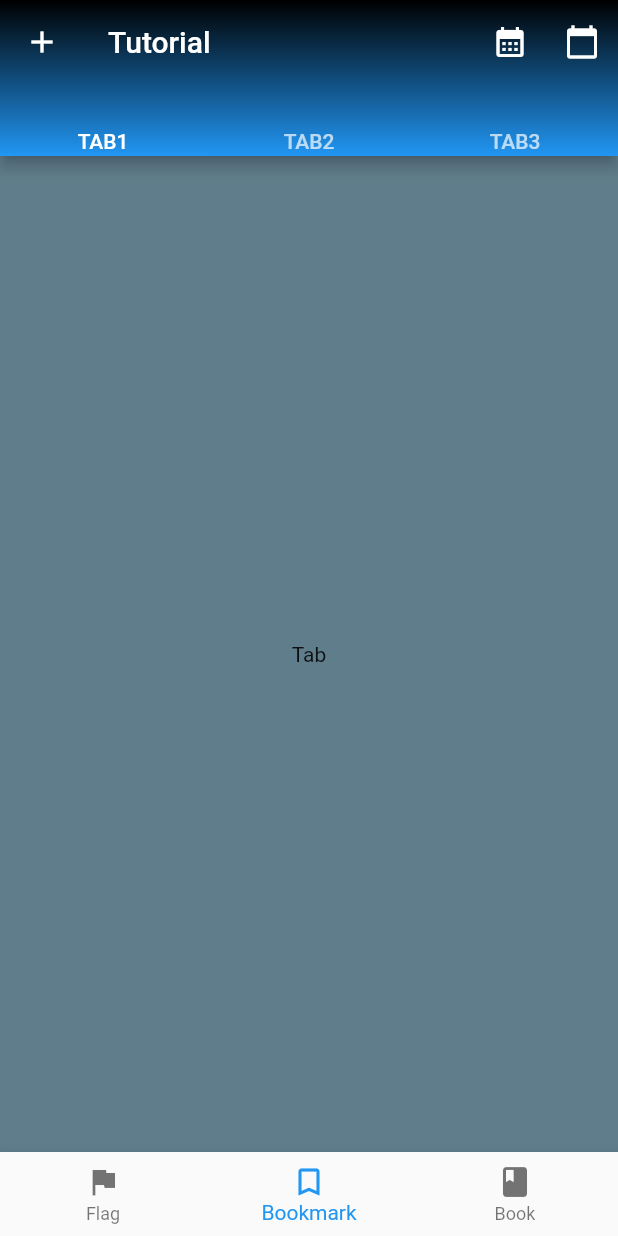
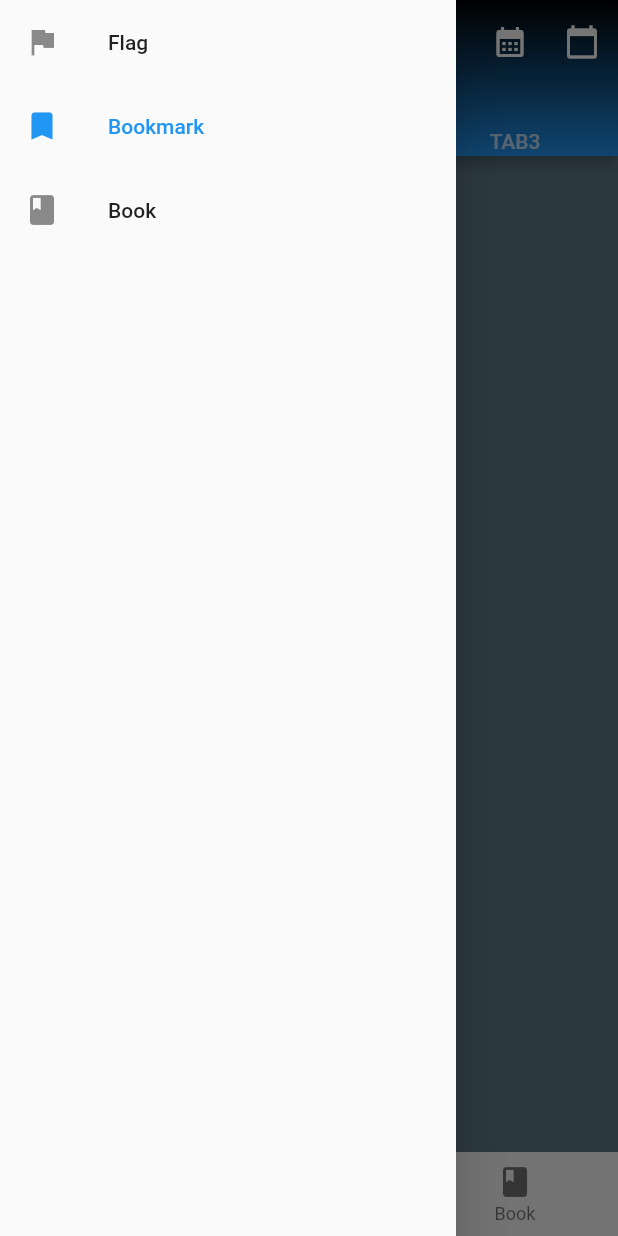
Before and after one commit to rafaldziuryk/training_uiux_1, a Flutter app: the screen it shows after launch, with the side drawer open (before the commit the screen has no drawer), on a phone screen of 412 x 824 dp. Run offline on Flutter 3.47's test engine with Material 2 defaults, Android fonts, the phone set to English and light mode, and no system bars.

Commit message:
first commit

```diff
--- a/lib/main.dart
+++ b/lib/main.dart
@@ -38,6 +38,7 @@ class _MyHomePageState extends State<MyHomePage> {
         appBar: appbar(),
         body: body(),
         bottomNavigationBar: bottomNavigationBar(),
+        drawer: drawer(),
       ),
     );
   }
@@ -126,4 +127,57 @@ class _MyHomePageState extends State<MyHomePage> {
       ),
     );
   }
+
+  //  TODO Drawer
+  Drawer drawer() {
+    return Drawer(
+      child: SafeArea(
+        child: Column(
+          children: <Widget>[
+            ListTile(
+//              dense: true,
+//              enabled: false,
+//              isThreeLine: true,
+//              subtitle: Text("Home, sweet home"),
+//              trailing: Icon(Icons.settings),
+//              contentPadding: EdgeInsets.all(16),
+//              contentPadding: EdgeInsets.symmetric(vertical: 16),
+//              contentPadding: EdgeInsets.only(left: 16),
+              selected: selectedItem == 0,
+              title: Text("Flag"),
+              leading: Icon(Icons.flag),
+              onTap: () {
+                setState(() {
+                  selectedItem = 0;
+                });
+                Navigator.of(context).pop();
+              },
+            ),
+            ListTile(
+              selected: selectedItem == 1,
+              title: Text("Bookmark"),
+              leading: Icon(Icons.bookmark),
+              onTap: () {
+                setState(() {
+                  selectedItem = 1;
+                });
+                Navigator.of(context).pop();
+              },
+            ),
+            ListTile(
+              selected: selectedItem == 2,
+              title: Text("Book"),
+              leading: Icon(Icons.book),
+              onTap: () {
+                setState(() {
+                  selectedItem = 2;
+                });
+                Navigator.of(context).pop();
+              },
+            ),
+          ],
+        ),
+      ),
+    );
+  }
 }
```
